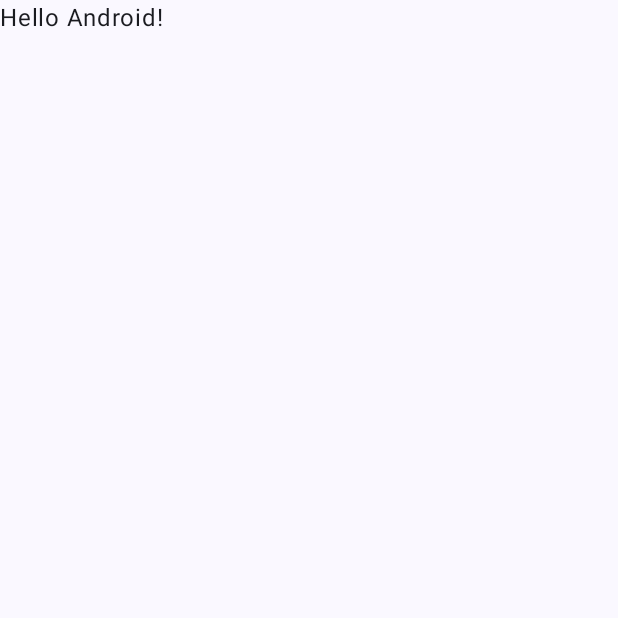
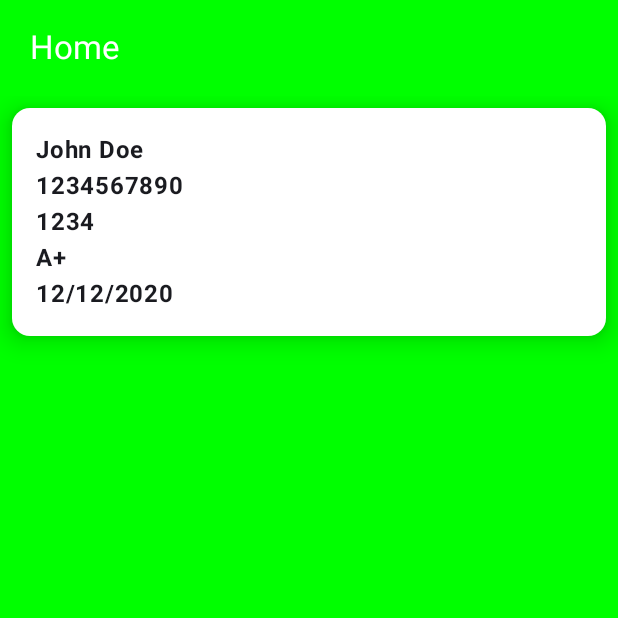
Before and after one commit to aadhityakumaran/donorcall-js, an Android app built with Jetpack Compose: the screen it shows after launch (MainActivity), on a phone screen of 412 x 824 dp, the top half of it. Before the commit the part shown is almost empty. Run offline under Robolectric (Android 15) with nearby library versions, the phone set to English and light mode, and no system bars; our stand-ins replace Shimmer.

Commit message:
Added HomeView and few Functionalities

```diff
--- a/Donor-App/app/build.gradle.kts
+++ b/Donor-App/app/build.gradle.kts
@@ -59,6 +59,8 @@ dependencies {
     implementation(libs.androidx.ui.graphics)
     implementation(libs.androidx.ui.tooling.preview)
     implementation(libs.androidx.material3)
+    implementation(libs.androidx.navigation.runtime.ktx)
+    implementation(libs.androidx.navigation.compose)
     testImplementation(libs.junit)
     androidTestImplementation(libs.androidx.junit)
     androidTestImplementation(libs.androidx.espresso.core)
--- a/Donor-App/app/src/main/java/com/example/donorapp/MainActivity.kt
+++ b/Donor-App/app/src/main/java/com/example/donorapp/MainActivity.kt
@@ -11,6 +11,7 @@ import androidx.compose.material3.Text
 import androidx.compose.runtime.Composable
 import androidx.compose.ui.Modifier
 import androidx.compose.ui.tooling.preview.Preview
+import com.example.donorapp.navigation.NavGraph
 import com.example.donorapp.ui.theme.DonorAppTheme
 
 class MainActivity : ComponentActivity() {
@@ -19,29 +20,8 @@ class MainActivity : ComponentActivity() {
         enableEdgeToEdge()
         setContent {
             DonorAppTheme {
-                Scaffold(modifier = Modifier.fillMaxSize()) { innerPadding ->
-                    Greeting(
-                        name = "Android",
-                        modifier = Modifier.padding(innerPadding)
-                    )
-                }
+                NavGraph()
             }
         }
     }
 }
-
-@Composable
-fun Greeting(name: String, modifier: Modifier = Modifier) {
-    Text(
-        text = "Hello $name!",
-        modifier = modifier
-    )
-}
-
-@Preview(showBackground = true)
-@Composable
-fun GreetingPreview() {
-    DonorAppTheme {
-        Greeting("Android")
-    }
-}
--- /dev/null
+++ b/Donor-App/app/src/main/java/com/example/donorapp/data/model/User.kt
@@ -0,0 +1,15 @@
+package com.example.donorapp.data.model
+
+data class User(
+    val name : String,
+    val phoneNumber : String,
+    val donorId : String,
+    val bloodGroup : String,
+    val lastDonationDate : String
+)
+
+object userList {
+    val user1 = listOf(
+        User("John Doe", "1234567890", "1234", "A+", "12/12/2020")
+    )
+}
--- /dev/null
+++ b/Donor-App/app/src/main/java/com/example/donorapp/data/repository/HomeRepository.kt
@@ -0,0 +1,12 @@
+package com.example.donorapp.data.repository
+
+import com.example.donorapp.data.model.User
+import com.example.donorapp.data.model.userList
+
+object HomeRepository {
+
+    fun getUserDetails(): List<User> {
+        return userList.user1
+    }
+
+}
--- /dev/null
+++ b/Donor-App/app/src/main/java/com/example/donorapp/navigation/Destinations.kt
@@ -0,0 +1,7 @@
+package com.example.donorapp.navigation
+
+sealed class Destinations (val route : String){
+
+    data object HomeScreen : Destinations("homeScreen")
+
+}
--- /dev/null
+++ b/Donor-App/app/src/main/java/com/example/donorapp/navigation/NavGraph.kt
@@ -0,0 +1,20 @@
+package com.example.donorapp.navigation
+
+import androidx.compose.runtime.Composable
+import androidx.navigation.NavHost
+import androidx.navigation.NavHostController
+import androidx.navigation.compose.NavHost
+import androidx.navigation.compose.composable
+import androidx.navigation.compose.rememberNavController
+import com.example.donorapp.ui.view.HomeView
+
+@Composable
+fun NavGraph (
+    navController: NavHostController = rememberNavController()
+) {
+    NavHost(navController = navController, startDestination = Destinations.HomeScreen.route){
+        composable(Destinations.HomeScreen.route){
+            HomeView(navController = navController)
+        }
+    }
+}
--- /dev/null
+++ b/Donor-App/app/src/main/java/com/example/donorapp/ui/components/AppBar.kt
@@ -0,0 +1,37 @@
+package com.example.donorapp.ui.components
+
+import androidx.compose.foundation.Image
+import androidx.compose.foundation.layout.Row
+import androidx.compose.foundation.layout.padding
+import androidx.compose.foundation.layout.size
+import androidx.compose.material.icons.Icons
+import androidx.compose.material.icons.automirrored.filled.ArrowBack
+import androidx.compose.material3.*
+import androidx.compose.runtime.Composable
+import androidx.compose.ui.Modifier
+import androidx.compose.ui.graphics.Color
+import androidx.compose.ui.layout.ContentScale
+import androidx.compose.ui.res.colorResource
+import androidx.compose.ui.res.painterResource
+import androidx.compose.ui.unit.dp
+
+@OptIn(ExperimentalMaterial3Api::class)
+@Composable
+fun AppBar(
+    title: String,
+) {
+    TopAppBar(
+        title = {
+            Row {
+                Text(
+                    text = title,
+                    color = Color.White,
+                    modifier = Modifier.padding(start = 4.dp)
+                )
+            }
+        },
+        colors = TopAppBarDefaults.topAppBarColors(
+            containerColor = Color.Green
+        )
+    )
+}
--- /dev/null
+++ b/Donor-App/app/src/main/java/com/example/donorapp/ui/components/UserCard.kt
@@ -0,0 +1,42 @@
+package com.example.donorapp.ui.components
+
+import androidx.compose.foundation.clickable
+import androidx.compose.foundation.layout.Column
+import androidx.compose.foundation.layout.fillMaxWidth
+import androidx.compose.foundation.layout.padding
+import androidx.compose.material3.Card
+import androidx.compose.material3.CardDefaults
+import androidx.compose.material3.Text
+import androidx.compose.runtime.Composable
+import androidx.compose.ui.Modifier
+import androidx.compose.ui.graphics.Color
+import androidx.compose.ui.text.font.FontWeight
+import androidx.compose.ui.unit.dp
+
+@Composable
+fun UserCard(
+    id : String,
+    phone : String,
+    donorId : String,
+    bloodGroup : String,
+    lastDonationDate : String,
+    modifier: Modifier = Modifier,
+){
+
+    Card(modifier = Modifier
+        .fillMaxWidth()
+        .padding(top = 8.dp, start = 8.dp, end = 8.dp),
+        elevation = CardDefaults.cardElevation(defaultElevation = 10.dp),
+        colors = CardDefaults.cardColors(containerColor = Color.White)
+    )
+    {
+        Column(modifier = modifier.padding(16.dp).fillMaxWidth()) {
+            Text(text = id, fontWeight = FontWeight.Bold)
+            Text(text = phone, fontWeight = FontWeight.Bold)
+            Text(text = donorId, fontWeight = FontWeight.Bold)
+            Text(text = bloodGroup, fontWeight = FontWeight.Bold)
+            Text(text = lastDonationDate, fontWeight = FontWeight.Bold)
+
+        }
+    }
+}
--- /dev/null
+++ b/Donor-App/app/src/main/java/com/example/donorapp/ui/view/HomeView.kt
@@ -0,0 +1,63 @@
+package com.example.donorapp.ui.view
+
+import androidx.compose.foundation.layout.fillMaxSize
+import androidx.compose.foundation.layout.padding
+import androidx.compose.foundation.lazy.LazyColumn
+import androidx.compose.material3.Scaffold
+import androidx.compose.runtime.Composable
+import androidx.compose.ui.Modifier
+import androidx.compose.ui.graphics.Color
+import androidx.navigation.NavController
+import com.example.donorapp.ui.components.AppBar
+import com.example.donorapp.ui.components.UserCard
+import com.example.donorapp.ui.modifiers.shimmerEffect
+import com.example.donorapp.viewmodel.HomeViewModel
+import androidx.lifecycle.viewmodel.compose.viewModel
+
+
+@Composable
+fun HomeView(
+    navController: NavController,
+    viewModel: HomeViewModel = viewModel()
+){
+
+    Scaffold(
+        topBar = {
+            AppBar(
+                "Home"
+            )
+        },
+
+        containerColor = Color.Green)
+    {
+        LazyColumn(
+            modifier = Modifier
+                .fillMaxSize()
+                .padding(it)
+        ) {
+            if (viewModel.isLoading){
+                item(1) {
+                    UserCard(
+                        "",
+                        "",
+                        "",
+                        "",
+                        "",
+                        modifier = Modifier.shimmerEffect(true)
+                    )
+                }
+            } else {
+                val users = viewModel.userDetails
+                items(users.size) { index ->
+                    UserCard(
+                        users[index].name,
+                        users[index].phoneNumber,
+                        users[index].donorId,
+                        users[index].bloodGroup,
+                        users[index].lastDonationDate
+                    )
+                }
+            }
+        }
+    }
+}
--- /dev/null
+++ b/Donor-App/app/src/main/java/com/example/donorapp/viewmodel/HomeViewModel.kt
@@ -0,0 +1,32 @@
+package com.example.donorapp.viewmodel
+
+import androidx.compose.runtime.getValue
+import androidx.compose.runtime.mutableStateOf
+import androidx.compose.runtime.setValue
+import androidx.lifecycle.ViewModel
+import androidx.lifecycle.viewModelScope
+import com.example.donorapp.data.model.User
+import com.example.donorapp.data.repository.HomeRepository
+import kotlinx.coroutines.launch
+
+class HomeViewModel : ViewModel() {
+
+    var isLoading by mutableStateOf(true)
+
+    private val _userDetails = mutableStateOf(listOf<User>())
+    val userDetails: List<User> by _userDetails
+
+    init {
+        fetchParticipants()
+    }
+
+    private fun fetchParticipants() {
+        viewModelScope.launch {
+            isLoading = true
+            val users = HomeRepository.getUserDetails()
+            _userDetails.value = users
+            isLoading = false
+        }
+    }
+
+}
--- a/Donor-App/gradle/libs.versions.toml
+++ b/Donor-App/gradle/libs.versions.toml
@@ -8,9 +8,13 @@ espressoCore = "3.5.1"
 lifecycleRuntimeKtx = "2.6.1"
 activityCompose = "1.8.0"
 composeBom = "2024.04.01"
+navigationComposeVersion = "2.6.0"
+navigationRuntimeKtx = "2.8.1"
+navigationCompose = "2.8.1"
 
 [libraries]
 androidx-core-ktx = { group = "androidx.core", name = "core-ktx", version.ref = "coreKtx" }
+androidx-navigation-compose-v260 = { module = "androidx.navigation:navigation-compose", version.ref = "navigationComposeVersion" }
 junit = { group = "junit", name = "junit", version.ref = "junit" }
 androidx-junit = { group = "androidx.test.ext", name = "junit", version.ref = "junitVersion" }
 androidx-espresso-core = { group = "androidx.test.espresso", name = "espresso-core", version.ref = "espressoCore" }
@@ -24,6 +28,8 @@ androidx-ui-tooling-preview = { group = "androidx.compose.ui", name = "ui-toolin
 androidx-ui-test-manifest = { group = "androidx.compose.ui", name = "ui-test-manifest" }
 androidx-ui-test-junit4 = { group = "androidx.compose.ui", name = "ui-test-junit4" }
 androidx-material3 = { group = "androidx.compose.material3", name = "material3" }
+androidx-navigation-runtime-ktx = { group = "androidx.navigation", name = "navigation-runtime-ktx", version.ref = "navigationRuntimeKtx" }
+androidx-navigation-compose = { group = "androidx.navigation", name = "navigation-compose", version.ref = "navigationCompose" }
 
 [plugins]
 android-application = { id = "com.android.application", version.ref = "agp" }
```
Also changed, not shown: Donor-App/app/src/main/java/com/example/donorapp/ui/modifiers/ShimmerEffect.kt (added, +52 -0 lines).
